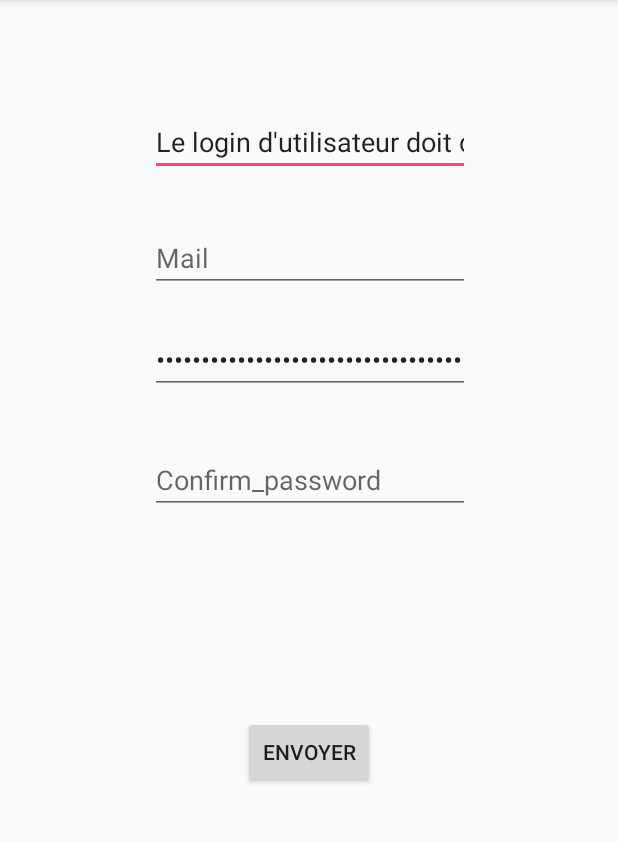
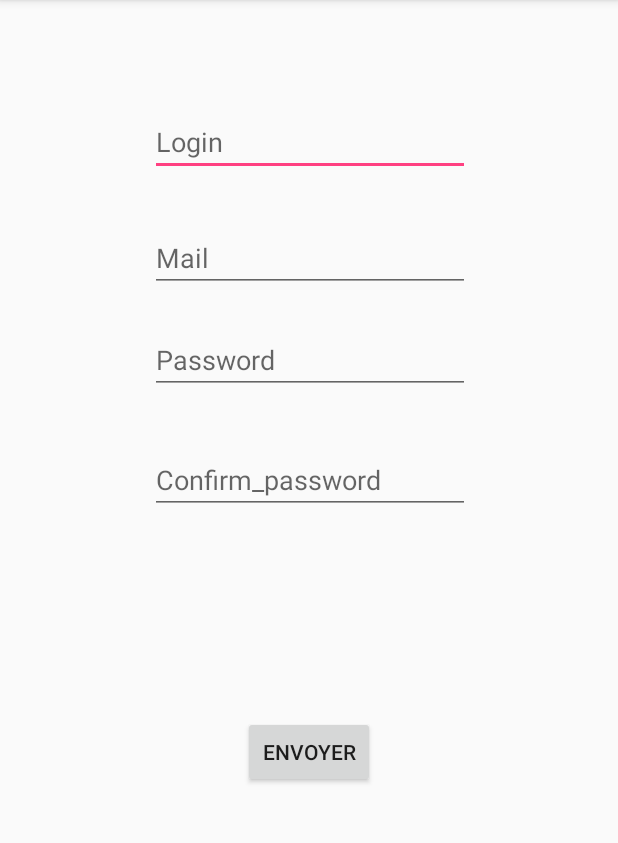
Before and after one commit to commandantmarcos/recettes, an Android app: the CreateLoginActivity screen opened directly, with no data from a screen before it, after a tap on "ENVOYER", on a phone screen of 412 x 824 dp, the part 84-927 px from its top. Run offline under Robolectric (Android 15) with nearby library versions, the phone set to English and light mode, and no system bars; 2 statements that could not run were skipped.

Commit message:
debug exceptions

```diff
--- a/app/src/main/java/com/ldnr/recettes/Activities/CreateLoginActivity.java
+++ b/app/src/main/java/com/ldnr/recettes/Activities/CreateLoginActivity.java
@@ -31,29 +31,56 @@ import java.util.Objects;
 
         public void onValidLoginClicked(View view) {
 
-            EditText login = findViewById( R.id.user_login );
-            EditText email = findViewById( R.id.user_mail );
-            EditText password = findViewById( R.id.user_password );
-            EditText confirm_password = findViewById( R.id.user_confirm_password );
+            EditText login = findViewById(R.id.user_login);
+            EditText email = findViewById(R.id.user_mail);
+            EditText password = findViewById(R.id.user_password);
+            EditText confirm_password = findViewById(R.id.user_confirm_password);
 
             String userLogin = login.getText().toString();
             String userEmail = email.getText().toString();
-            String userPassword = login.getText().toString();
+            String userPassword = password.getText().toString();
             String userConfirmPassword = confirm_password.getText().toString();
 
             User user = new User();
             ConfirmLoginForm newLogin = new ConfirmLoginForm();
-            user = newLogin.ConfirmNewLoginForm(login, email, password, confirm_password);
+            user = newLogin.ConfirmNewLoginForm(userLogin, userEmail, userPassword, userConfirmPassword);
 
-            if(user.getPassword()== null){
-               Toast.makeText(this, "Erreur", Toast.LENGTH_LONG);
-               Log.d("PUTAIN DE MERDE !!!", "####################################################################################################");
-            } else {
-                //dao.insert(user);
-                finish();
 
-                //Intent createLoginIntent = new Intent(this, PrintRecipe.class);
-               // startActivity(createLoginIntent);
+
+        }
+        public  void onErrorCatch(int i) {
+            EditText login = findViewById(R.id.user_login);
+            EditText email = findViewById(R.id.user_mail);
+            EditText password = findViewById(R.id.user_password);
+            EditText confirm_password = findViewById(R.id.user_confirm_password);
+
+            String userLogin = login.getText().toString();
+            String userEmail = email.getText().toString();
+            String userPassword = password.getText().toString();
+            String userConfirmPassword = confirm_password.getText().toString();
+
+            User user = new User();
+            ConfirmLoginForm newLogin = new ConfirmLoginForm();
+            user = newLogin.ConfirmNewLoginForm(userLogin, userEmail, userPassword, userConfirmPassword);
+
+
+            switch (i){
+                case ConfirmLoginForm.validPassword( userPassword, userConfirmPassword, user):
+                    Toast.makeText( this, res.getString(R.string.error_email), Toast.LENGTH_LONG).show();
+                    break;
+                case 2:
+                     Toast.makeText( this, res.getString(R.string.error_login), Toast.LENGTH_LONG).show();
+                     break;
+                case 3:
+                    Toast.makeText(this, res.getString(R.string.error_password_short), Toast.LENGTH_LONG).show();
+                    break;
+                case 4:
+                    Toast.makeText( this, res.getString(R.string.error_password_wrong), Toast.LENGTH_LONG).show();
+                    break;
+                case 5:
+                    Toast.makeText( this, res.getString(R.string.empty_field), Toast.LENGTH_LONG).show();
+
             }
+
         }
     }
--- a/app/src/main/java/com/ldnr/recettes/TestForm/ConfirmLoginForm.java
+++ b/app/src/main/java/com/ldnr/recettes/TestForm/ConfirmLoginForm.java
@@ -1,37 +1,38 @@
 package com.ldnr.recettes.TestForm;
+
 
 import android.content.res.Resources;
 import android.util.Log;
 import android.widget.EditText;
 import android.widget.Toast;
+
+import com.ldnr.recettes.Activities.CreateLoginActivity;
 import com.ldnr.recettes.Beans.User;
 import com.ldnr.recettes.R;
 
 public class ConfirmLoginForm {
 
-    public User ConfirmNewLoginForm(EditText login, EditText email, EditText password, EditText confirm_password) {
+    public User ConfirmNewLoginForm(String login, String email, String password, String confirm_password) {
 
         User addUser = new User();
 
         try {
-            validLogin(login.getText().toString(), addUser);
+            validLogin(login, addUser);
         } catch (Exception e) {
-            login.setText(e.getMessage());
-            //error = true;
+
         }
 
         try {
-            validEmail(email.getText().toString(), addUser);
+            validEmail(email, addUser);
         } catch (Exception e) {
-            email.setText(e.getMessage());
+
 
         }
 
+        try {
+            validPassword(password, confirm_password, addUser);
+        } catch (Exception e) {
 
-        try {
-            validPassword(password.getText().toString(), confirm_password.getText().toString(), addUser);
-        } catch (Exception e) {
-            password.setText(e.getMessage());
         }
 
         return addUser;
@@ -43,12 +44,14 @@ public class ConfirmLoginForm {
      */
     private void validEmail(String email, User addUser) throws Exception {
 
-        if (email != null && email.trim().length() != 0) {
-            if (!email.matches("([^.@]+)(\\.[^.@]+)*@([^.@]+\\.)+([^.@]+)")) {
+        if (!email.isEmpty() && email.trim().length() != 0) {
+                if (!email.matches("([^.@]+)(\\.[^.@]+)*@([^.@]+\\.)+([^.@]+)")) {
                 throw new Exception(" non valide.");
+
             }
-        } else if (email == null) {
+        } else if (email.isEmpty()) {
             throw new Exception("Merci de saisir une adresse mail.");
+
         }
         else addUser.setEmail(email);
 
@@ -57,8 +60,9 @@ public class ConfirmLoginForm {
     /**
      * Valide les passwword saisis.
      */
-    private void validPassword(String password, String confirm_password, User addUser) throws Exception {
-        Log.d("whath the fuck",password);
+    public static int validPassword(String password, String confirm_password, User addUser) throws Exception {
+        int i;
+        //Log.d("whath the fuck",password);
         /*if (!(password.isEmpty() && password.trim().length() == 0 && confirm_password.isEmpty() && confirm_password.trim().length() == 0)) {
             if (!password.equals(confirm_password)) {
                 throw new Exception("Les mots de passe entrés sont différents, merci de les saisir à nouveau.");
@@ -69,9 +73,11 @@ public class ConfirmLoginForm {
             throw new Exception("Merci de saisir et confirmer votre mot de passe.");
         }*/
         if(password.isEmpty() || confirm_password.isEmpty())
-            throw new Exception("Merci de saisir et confirmer votre mot de passe.");
+           // throw new Exception("Merci de saisir et confirmer votre mot de passe.");
+            return 5;
         else if(!password.equals(confirm_password))
             throw new Exception("Les mots de passe entrés sont différents, merci de les saisir à nouveau.");
+        CreateLoginActivity.onErrorCatch(4);
         else if(password.trim().length() < 3)
             throw new Exception("Les mots de passe doivent contenir au moins 3 caractères.");
         else  addUser.setPassword(password);
@@ -83,7 +89,7 @@ public class ConfirmLoginForm {
      */
     private void validLogin(String login, User addUser) throws Exception {
         if (login != null && login.trim().length() < 3) {
-            throw new Exception("Le login d'utilisateur doit contenir au moins 3 caractères.");
+            throw new Exception("3 caractères minimum.");
         }
         else addUser.setLogin(login);
     }
--- a/app/src/main/res/values/strings.xml
+++ b/app/src/main/res/values/strings.xml
@@ -1,3 +1,8 @@
 <resources>
     <string name="app_name">Recettes</string>
+    <string name="error_email">Merci de saisir une adresse mail valide</string>
+    <string name="error_login">Merci de saisir une adresse mail valide</string>
+    <string name="error_password_short">Merci de saisir une adresse mail valide</string>
+    <string name="empty_field">Merci de saisir une adresse mail valide</string>
+    <string name="error_password_wrong">Merci de saisir une adresse mail valide</string>
 </resources>
```
